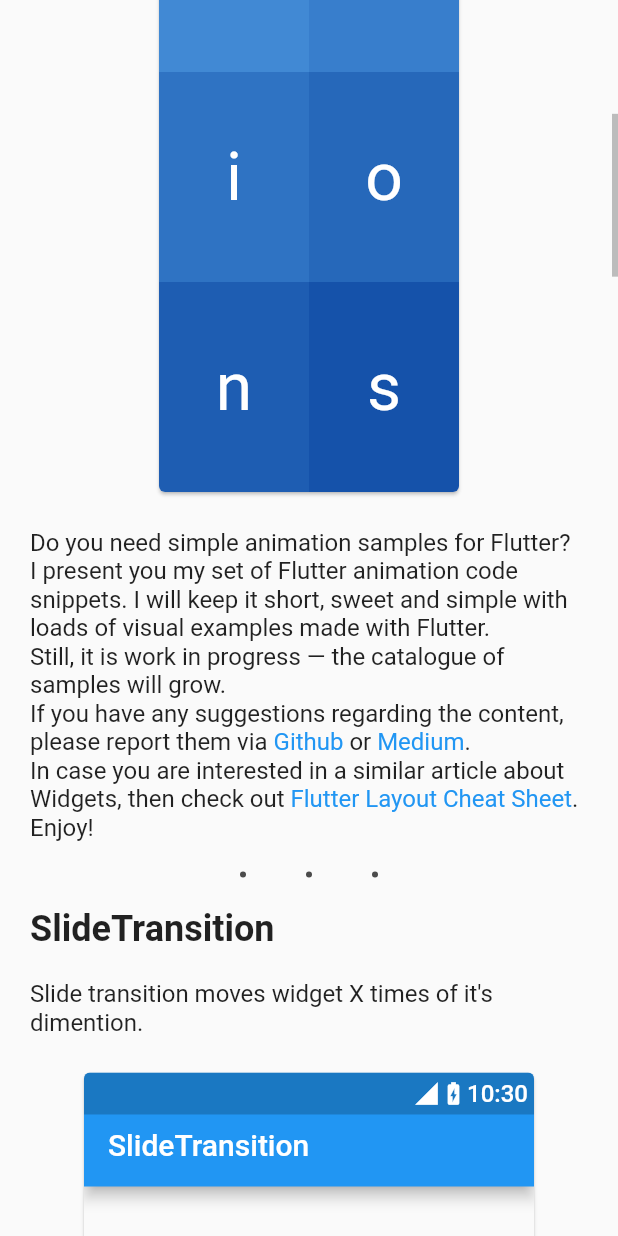
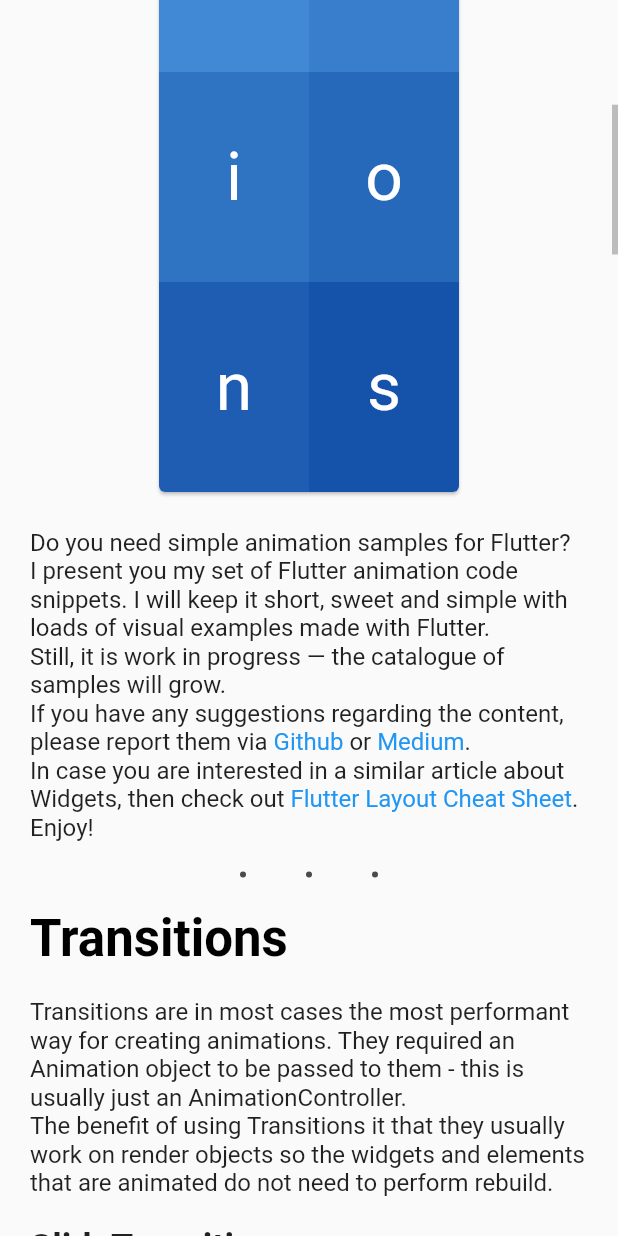
Before and after one commit to tomaszpolanski/flutter-animations, a Flutter app: the screen it shows after launch, scrolled down 576 dp, on a phone screen of 412 x 824 dp. Run offline on Flutter 3.47's test engine with Material 2 defaults, Android fonts, the phone set to English and light mode, and no system bars; missing offline and left inert: dart:html, flutter_web, flutter_web_ui; project files that could hold a hidden picture were left out.

Commit message:
Section header

```diff
--- a/lib/animations_cheat_sheet.dart
+++ b/lib/animations_cheat_sheet.dart
@@ -1,9 +1,9 @@
 import 'package:animation_cheat_page/animated_widgets/all_animated_widgets.dart';
 import 'package:animation_cheat_page/shared/interop.dart';
 import 'package:animation_cheat_page/shared/material_import.dart';
-import 'package:animation_cheat_page/shared/section.dart';
 import 'package:animation_cheat_page/shared/ui/description.dart';
 import 'package:animation_cheat_page/shared/ui/header.dart';
+import 'package:animation_cheat_page/shared/ui/section.dart';
 import 'package:animation_cheat_page/shared/ui/separator.dart';
 import 'package:animation_cheat_page/transitions/all_transitions.dart';
 
@@ -119,7 +119,25 @@ class __AnimationProviderState extends State<_AnimationProvider>
           ),
           const Align(child: Description()),
           const Align(child: Separator()),
+          const SectionHeader(
+            title: Text('Transitions'),
+            child: Text(description),
+          ),
           for (final example in [...allTransitions, ...allAnimatedWidgets])
+            Section(
+              title: example.title,
+              url: example.fileUrl,
+              body: Text(example.body),
+              onPressed: () {
+                _handleUrl(context, example.pageUrl);
+              },
+              child: example.builder(_controller, child),
+            ),
+          const SectionHeader(
+            title: Text('Animated Widgets'),
+            child: Text('TODO'),
+          ),
+          for (final example in [...allAnimatedWidgets])
             Section(
               title: example.title,
               url: example.fileUrl,
--- a/lib/shared/section.dart
+++ b/lib/shared/ui/section.dart
@@ -116,3 +116,44 @@ class _SectionState extends State<Section> with SingleTickerProviderStateMixin {
     );
   }
 }
+
+class SectionHeader extends StatelessWidget {
+  const SectionHeader({
+    Key key,
+    @required this.title,
+    @required this.child,
+  })  : assert(title != null),
+        assert(child != null),
+        super(key: key);
+
+  final Widget title;
+  final Widget child;
+
+  @override
+  Widget build(BuildContext context) {
+    return Align(
+      child: Container(
+        padding: const EdgeInsets.symmetric(horizontal: 20),
+        width: 640,
+        child: Column(
+          crossAxisAlignment: CrossAxisAlignment.start,
+          children: <Widget>[
+            DefaultTextStyle.merge(
+              style: Theme.of(context)
+                  .textTheme
+                  .display1
+                  .copyWith(fontWeight: FontWeight.bold, color: Colors.black),
+              child: title,
+            ),
+            const SizedBox(height: 20),
+            DefaultTextStyle.merge(
+              style: Theme.of(context).textTheme.subhead,
+              child: child,
+            ),
+            const SizedBox(height: 20),
+          ],
+        ),
+      ),
+    );
+  }
+}
--- a/lib/transitions/all_transitions.dart
+++ b/lib/transitions/all_transitions.dart
@@ -10,6 +10,14 @@ import 'package:animation_cheat_page/transitions/rotation.dart';
 import 'package:animation_cheat_page/transitions/scale.dart';
 import 'package:animation_cheat_page/transitions/size.dart';
 import 'package:animation_cheat_page/transitions/slide.dart';
+
+const description = 'Transitions are in most cases the most performant way '
+    'for creating animations. '
+    'They required an Animation object to be passed to them '
+    '- this is usually just an AnimationController.'
+    '\nThe benefit of using Transitions it that they usually work on render '
+    'objects so the widgets and elements that are animated do not need '
+    'to perform rebuild.';
 
 final allTransitions = [
   Example(
```
Also changed, not shown: 1 other file.
